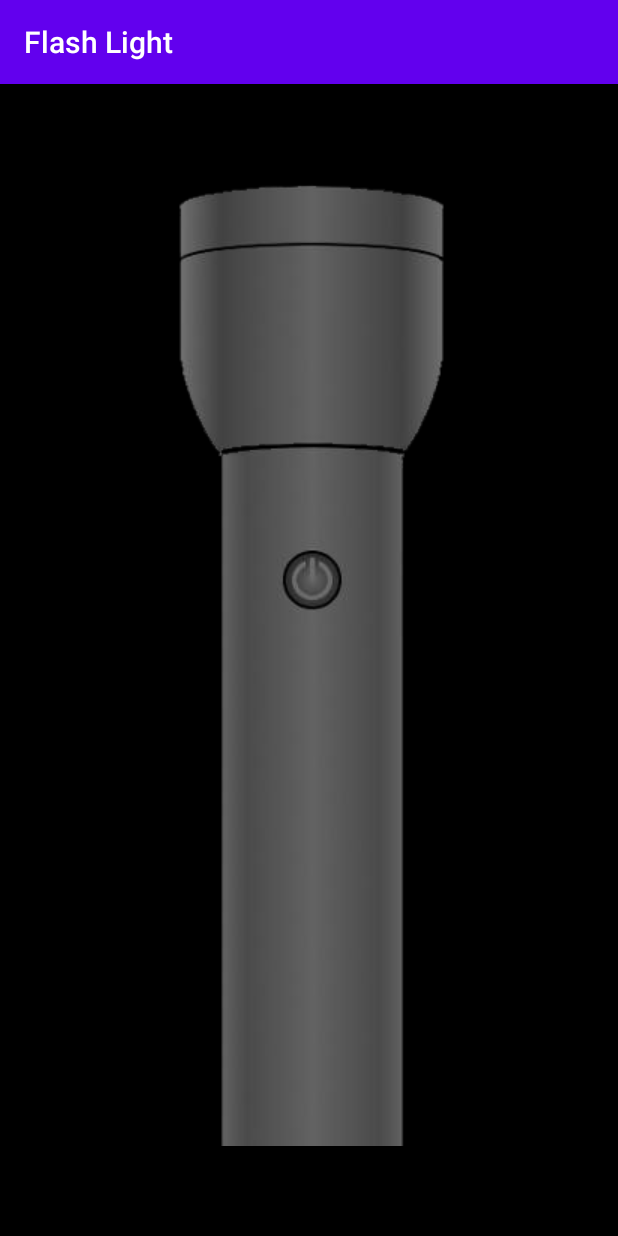
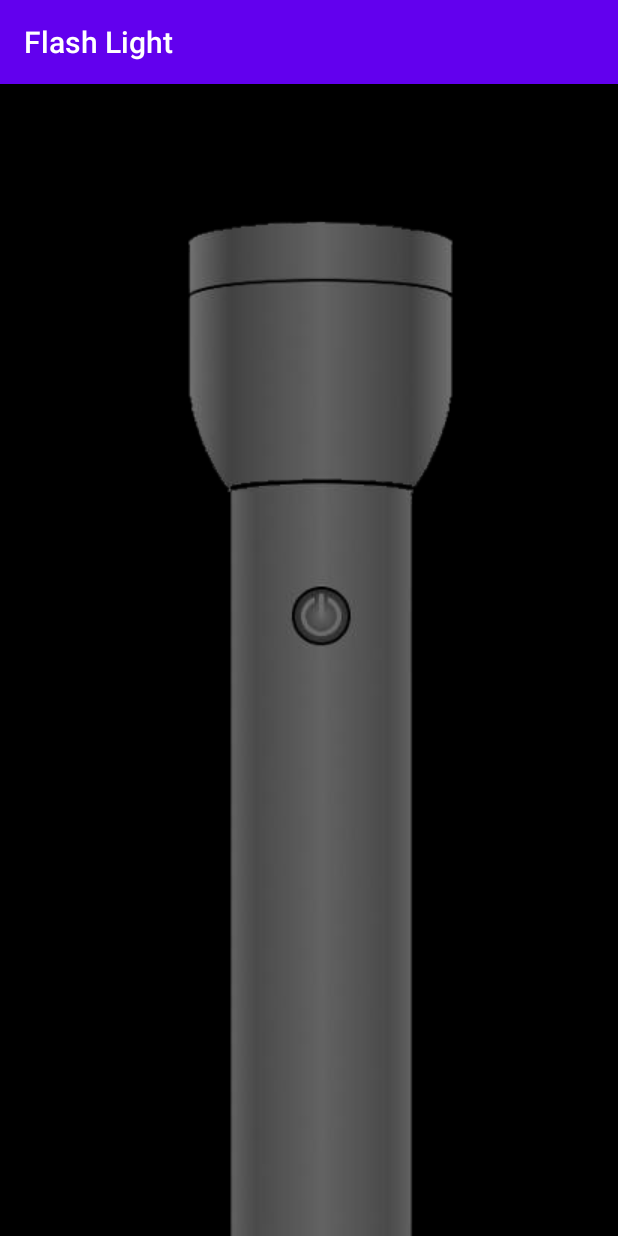
Before and after one commit to AkilaUd96/FlashLight, an Android app: the screen it shows after launch (MainActivity), on a phone screen of 412 x 824 dp. Run offline under Robolectric (Android 15) with nearby library versions, the phone set to English and light mode, and no system bars; libraries missing offline, so code that uses them is left out: com.karumi.dexter; 1 statement that could not run was skipped.

Commit message:
design changes

```diff
--- a/app/src/main/res/layout/activity_main.xml
+++ b/app/src/main/res/layout/activity_main.xml
@@ -9,20 +9,20 @@
 
     <ImageButton
         android:id="@+id/toff"
-        android:layout_width="286dp"
-        android:layout_height="602dp"
+        android:layout_width="wrap_content"
+        android:layout_height="918dp"
         android:layout_alignParentStart="true"
         android:layout_alignParentLeft="true"
         android:layout_alignParentTop="true"
         android:layout_alignParentEnd="true"
         android:layout_alignParentRight="true"
         android:layout_alignParentBottom="true"
-        android:layout_marginStart="65dp"
-        android:layout_marginLeft="60dp"
-        android:layout_marginTop="60dp"
-        android:layout_marginEnd="60dp"
-        android:layout_marginRight="60dp"
-        android:layout_marginBottom="60dp"
+        android:layout_marginStart="46dp"
+        android:layout_marginLeft="46dp"
+        android:layout_marginTop="-70dp"
+        android:layout_marginEnd="29dp"
+        android:layout_marginRight="29dp"
+        android:layout_marginBottom="-117dp"
         android:background="@android:color/black"
         android:src="@drawable/torch_off">
 
```
